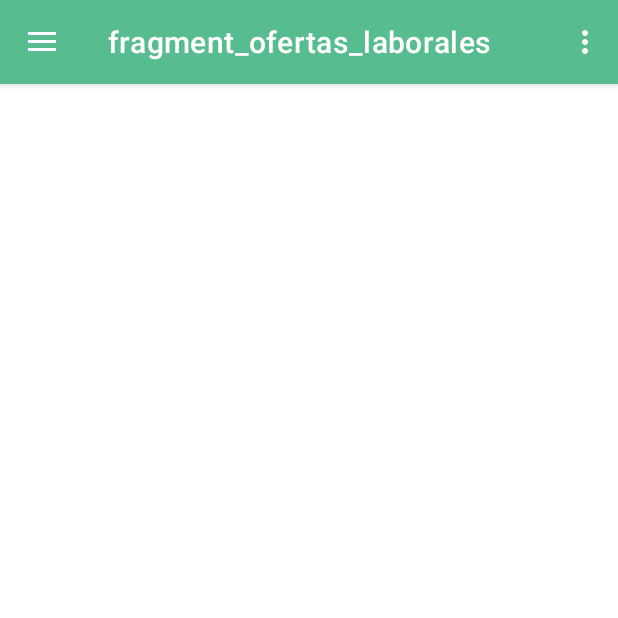
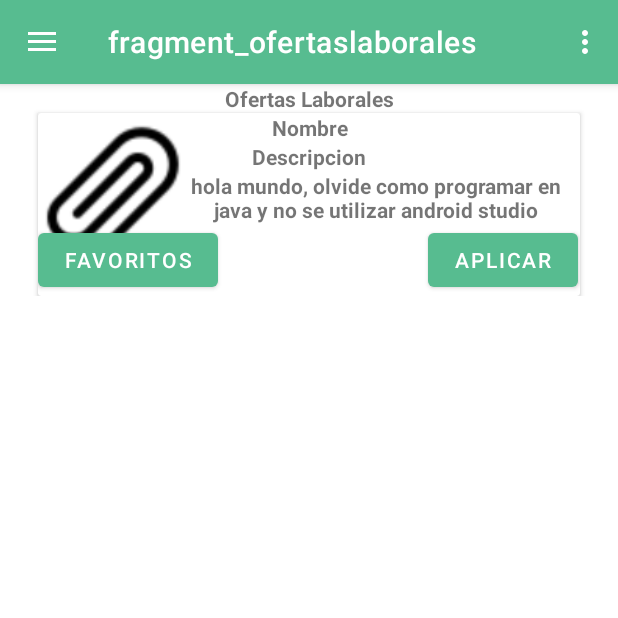
Before and after one commit to Andres-Reyes/KU-1.0, an Android app: the screen it shows after launch (MainActivity), in the side drawer, after a tap on "Laboral", on a phone screen of 412 x 824 dp, the top half of it. Run offline under Robolectric (Android 15) with nearby library versions, the light colour scheme and no system bars; our stand-ins replace navigation-ui.

Commit message:
get commit

```diff
--- a/app/src/main/java/com/example/ku10/FragmentOfertasLaborales.java
+++ /dev/null
@@ -1,14 +0,0 @@
-package com.example.ku10;
-
-import android.os.Bundle;
-
-import androidx.fragment.app.Fragment;
-
-import android.view.LayoutInflater;
-import android.view.View;
-import android.view.ViewGroup;
-
-
-public class FragmentOfertasLaborales extends Fragment {
-
-}
--- a/app/src/main/java/com/example/ku10/MainActivity.java
+++ b/app/src/main/java/com/example/ku10/MainActivity.java
@@ -35,7 +35,7 @@ public class MainActivity extends AppCompatActivity {
         // Passing each menu ID as a set of Ids because each
         // menu should be considered as top level destinations.
         mAppBarConfiguration = new AppBarConfiguration.Builder(
-                R.id.nav_home, R.id.fragmentOfertasLaborales, R.id.fragmentBienes, R.id.fragmentServicios,R.id.fragmentNoticias,R.id.fragmentSeguimientoBienes,R.id.fragmentSeguimientoLaboral,R.id.fragmentSeguimientoServicios)
+                R.id.nav_home, R.id.ofertaslaborales, R.id.fragmentBienes, R.id.fragmentServicios,R.id.fragmentNoticias,R.id.fragmentSeguimientoBienes,R.id.fragmentSeguimientoLaboral,R.id.fragmentSeguimientoServicios)
                 .setOpenableLayout(drawer)
                 .build();
         NavController navController = Navigation.findNavController(this, R.id.nav_host_fragment_content_main);
--- /dev/null
+++ b/app/src/main/java/com/example/ku10/ofertaslaborales.java
@@ -0,0 +1,64 @@
+package com.example.ku10;
+
+import android.os.Bundle;
+
+import androidx.fragment.app.Fragment;
+
+import android.view.LayoutInflater;
+import android.view.View;
+import android.view.ViewGroup;
+
+/**
+ * A simple {@link Fragment} subclass.
+ * Use the {@link ofertaslaborales#newInstance} factory method to
+ * create an instance of this fragment.
+ */
+public class ofertaslaborales extends Fragment {
+
+    // TODO: Rename parameter arguments, choose names that match
+    // the fragment initialization parameters, e.g. ARG_ITEM_NUMBER
+    private static final String ARG_PARAM1 = "param1";
+    private static final String ARG_PARAM2 = "param2";
+
+    // TODO: Rename and change types of parameters
+    private String mParam1;
+    private String mParam2;
+
+    public ofertaslaborales() {
+        // Required empty public constructor
+    }
+
+    /**
+     * Use this factory method to create a new instance of
+     * this fragment using the provided parameters.
+     *
+     * @param param1 Parameter 1.
+     * @param param2 Parameter 2.
+     * @return A new instance of fragment ofertaslaborales.
+     */
+    // TODO: Rename and change types and number of parameters
+    public static ofertaslaborales newInstance(String param1, String param2) {
+        ofertaslaborales fragment = new ofertaslaborales();
+        Bundle args = new Bundle();
+        args.putString(ARG_PARAM1, param1);
+        args.putString(ARG_PARAM2, param2);
+        fragment.setArguments(args);
+        return fragment;
+    }
+
+    @Override
+    public void onCreate(Bundle savedInstanceState) {
+        super.onCreate(savedInstanceState);
+        if (getArguments() != null) {
+            mParam1 = getArguments().getString(ARG_PARAM1);
+            mParam2 = getArguments().getString(ARG_PARAM2);
+        }
+    }
+
+    @Override
+    public View onCreateView(LayoutInflater inflater, ViewGroup container,
+                             Bundle savedInstanceState) {
+        // Inflate the layout for this fragment
+        return inflater.inflate(R.layout.fragment_laboral, container, false);
+    }
+}
--- /dev/null
+++ b/app/src/main/res/layout/fragment_laboral.xml
@@ -0,0 +1,86 @@
+<?xml version="1.0" encoding="utf-8"?>
+<ScrollView xmlns:android="http://schemas.android.com/apk/res/android"
+    xmlns:app="http://schemas.android.com/apk/res-auto"
+    xmlns:tools="http://schemas.android.com/tools"
+    tools:context=".MainActivity"
+    android:layout_width="match_parent"
+    android:layout_height="wrap_content"
+    >
+
+    <LinearLayout
+        android:layout_width="match_parent"
+        android:layout_height="wrap_content"
+        android:orientation="vertical"
+        >
+        <TextView
+            android:id="@+id/Oferta"
+            android:layout_width="match_parent"
+            android:layout_height="wrap_content"
+            android:text="Ofertas Laborales"
+            android:textAlignment="center"
+            android:textStyle="bold"/>
+
+        <androidx.cardview.widget.CardView
+            android:id="@+id/cardView1"
+            android:background="@color/material_on_primary_disabled"
+            android:layout_width="match_parent"
+            android:layout_height="wrap_content"
+            android:layout_marginRight="25dp"
+            android:layout_marginLeft="25dp">
+            <ImageView
+                android:layout_width="100dp"
+                android:layout_height="100dp"
+                android:src="@drawable/attachment"/>
+
+            <LinearLayout
+                android:layout_width="match_parent"
+                android:layout_height="wrap_content"
+                android:orientation="vertical">
+
+                <TextView
+                    android:id="@+id/idNom1"
+                    android:layout_width="match_parent"
+                    android:layout_height="wrap_content"
+                    android:text="Nombre"
+                    android:textAlignment="center"
+                    android:textStyle="bold"
+                    />
+                <TextView
+                    android:id="@+id/idDes1"
+                    android:layout_width="match_parent"
+                    android:layout_height="wrap_content"
+                    android:text="Descripcion"
+                    android:textAlignment="center"
+                    android:textStyle="bold"
+                    />
+
+                <TextView
+                    android:id="@+id/idDs1"
+                    android:layout_width="match_parent"
+                    android:layout_height="wrap_content"
+                    android:text="hola mundo, olvide como programar en java y no se utilizar android studio"
+                    android:textAlignment="center"
+                    android:layout_marginRight="10dp"
+                    android:layout_marginLeft="100dp"
+                    android:textStyle="bold" />
+                <LinearLayout
+                    android:layout_width="match_parent"
+                    android:layout_height="wrap_content"
+                    android:orientation="horizontal">
+                <Button
+                    android:id="@+id/button2"
+                    android:layout_width="120dp"
+                    android:layout_height="wrap_content"
+                    android:text="Favoritos" />
+
+                <Button
+                    android:id="@+id/button"
+                    android:layout_width="100dp"
+                    android:layout_height="wrap_content"
+                    android:text="Aplicar"
+                    android:layout_marginLeft="140dp"/>
+                </LinearLayout>
+            </LinearLayout>
+        </androidx.cardview.widget.CardView>
+    </LinearLayout>
+</ScrollView>
--- a/app/src/main/res/layout/fragment_seguimiento_laboral.xml
+++ b/app/src/main/res/layout/fragment_seguimiento_laboral.xml
@@ -1,5 +1,6 @@
 <?xml version="1.0" encoding="utf-8"?>
 <FrameLayout xmlns:android="http://schemas.android.com/apk/res/android"
+    xmlns:app="http://schemas.android.com/apk/res-auto"
     xmlns:tools="http://schemas.android.com/tools"
     android:layout_width="match_parent"
     android:layout_height="match_parent"
@@ -8,7 +9,13 @@
     <!-- TODO: Update blank fragment layout -->
     <TextView
         android:layout_width="match_parent"
-        android:layout_height="match_parent"
+        android:layout_height="wrap_content"
         android:text="@string/hello_blank_fragment" />
 
+    <ImageView
+        android:id="@+id/imageView2"
+        android:layout_width="434dp"
+        android:layout_height="568dp"
+        tools:src="@tools:sample/avatars" />
+
 </FrameLayout>
--- a/app/src/main/res/menu/activity_main_drawer.xml
+++ b/app/src/main/res/menu/activity_main_drawer.xml
@@ -27,7 +27,7 @@
                 android:icon="@drawable/pay"
                 android:title="Bienes" />
             <item
-                android:id="@+id/fragmentOfertasLaborales"
+                android:id="@+id/ofertaslaborales"
                 android:icon="@drawable/schedule"
                 android:title="Laboral" />
             <item
--- a/app/src/main/res/navigation/mobile_navigation.xml
+++ b/app/src/main/res/navigation/mobile_navigation.xml
@@ -22,11 +22,7 @@
         android:name="com.example.ku10.ui.slideshow.SlideshowFragment"
         android:label="@string/menu_slideshow"
         tools:layout="@layout/fragment_slideshow" />
-    <fragment
-        android:id="@+id/fragmentOfertasLaborales"
-        android:name="com.example.ku10.FragmentOfertasLaborales"
-        android:label="fragment_ofertas_laborales"
-        tools:layout="@layout/fragment_ofertas_laborales" />
+
     <fragment
         android:id="@+id/fragmentBienes"
         android:name="com.example.ku10.FragmentBienes"
@@ -57,4 +53,9 @@
         android:name="com.example.ku10.fragmentSeguimientoServicios"
         android:label="fragment_seguimiento_servicios"
         tools:layout="@layout/fragment_seguimiento_servicios" />
+    <fragment
+        android:id="@+id/ofertaslaborales"
+        android:name="com.example.ku10.ofertaslaborales"
+        android:label="fragment_ofertaslaborales"
+        tools:layout="@layout/fragment_laboral" />
 </navigation>
```
